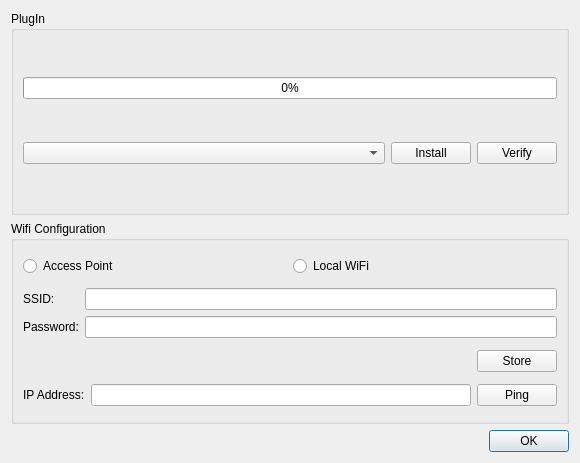
freeDSP/freeDSP-aurora, file SOURCES/auverdionControl/src/DialogSettings.ui: the form before one commit.
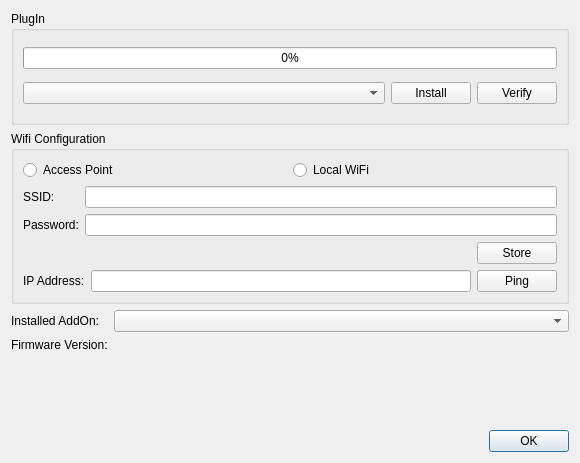
The form after the commit.

Commit message: Reporting firmware version

Diff of the .ui file:
```diff
--- a/SOURCES/auverdionControl/src/DialogSettings.ui
+++ b/SOURCES/auverdionControl/src/DialogSettings.ui
@@ -172,6 +172,34 @@
      </layout>
     </widget>
    </item>
+   <item>
+    <layout class="QFormLayout" name="formLayout">
+     <item row="1" column="0">
+      <widget class="QLabel" name="label_4">
+       <property name="text">
+        <string>Firmware Version:</string>
+       </property>
+      </widget>
+     </item>
+     <item row="1" column="1">
+      <widget class="QLabel" name="labelFirmwareVersion">
+       <property name="text">
+        <string/>
+       </property>
+      </widget>
+     </item>
+     <item row="0" column="0">
+      <widget class="QLabel" name="label_5">
+       <property name="text">
+        <string>Installed AddOn:</string>
+       </property>
+      </widget>
+     </item>
+     <item row="0" column="1">
+      <widget class="QComboBox" name="comboBoxAddOnId"/>
+     </item>
+    </layout>
+   </item>
    <item>
     <widget class="QDialogButtonBox" name="buttonBox">
      <property name="orientation">
```
The commit also changes 15 other files.
